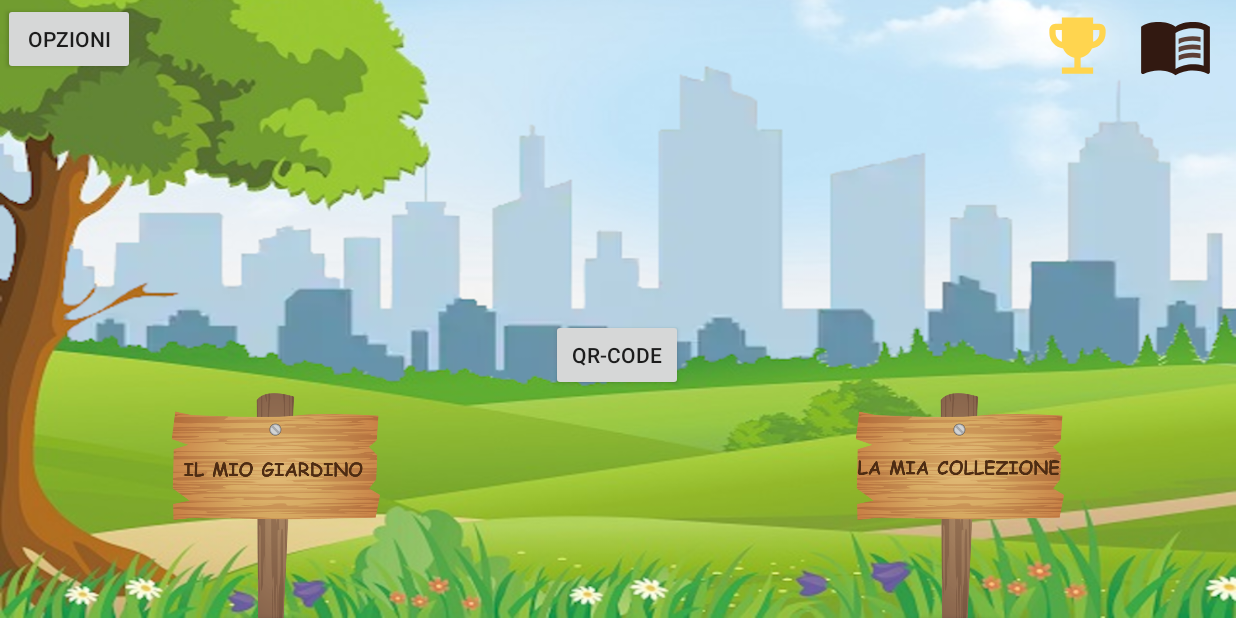
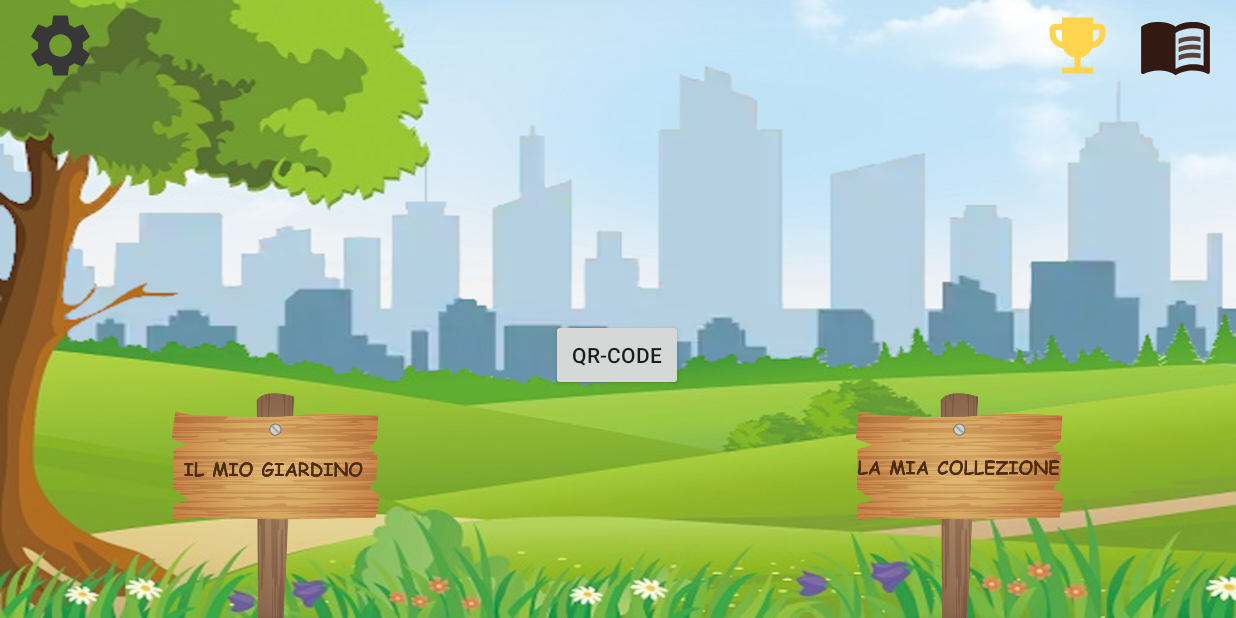
Before and after one commit to ElisaTronetti/DegreeProject, an Android app: the screen it shows after launch (MainActivity), on a phone screen of 824 x 412 dp (held sideways). Run offline under Robolectric (Android 15) with nearby library versions, the phone set to English and light mode, and no system bars; our stand-ins replace Room's generated code, Volley; network calls fail.

Commit message:
Fixed colors source

```diff
--- a/DegreeApp/app/src/main/res/drawable/ic_book_black.xml
+++ b/DegreeApp/app/src/main/res/drawable/ic_book_black.xml
@@ -5,14 +5,14 @@
     android:viewportHeight="24">
   <path
       android:pathData="M21,5c-1.11,-0.35 -2.33,-0.5 -3.5,-0.5c-1.95,0 -4.05,0.4 -5.5,1.5c-1.45,-1.1 -3.55,-1.5 -5.5,-1.5S2.45,4.9 1,6v14.65c0,0.25 0.25,0.5 0.5,0.5c0.1,0 0.15,-0.05 0.25,-0.05C3.1,20.45 5.05,20 6.5,20c1.95,0 4.05,0.4 5.5,1.5c1.35,-0.85 3.8,-1.5 5.5,-1.5c1.65,0 3.35,0.3 4.75,1.05c0.1,0.05 0.15,0.05 0.25,0.05c0.25,0 0.5,-0.25 0.5,-0.5V6C22.4,5.55 21.75,5.25 21,5zM21,18.5c-1.1,-0.35 -2.3,-0.5 -3.5,-0.5c-1.7,0 -4.15,0.65 -5.5,1.5V8c1.35,-0.85 3.8,-1.5 5.5,-1.5c1.2,0 2.4,0.15 3.5,0.5V18.5z"
-      android:fillColor="#321911"/>
+      android:fillColor="@color/book_main"/>
   <path
       android:pathData="M17.5,10.5c0.88,0 1.73,0.09 2.5,0.26V9.24C19.21,9.09 18.36,9 17.5,9c-1.7,0 -3.24,0.29 -4.5,0.83v1.66C14.13,10.85 15.7,10.5 17.5,10.5z"
-      android:fillColor="#5d4037"/>
+      android:fillColor="@color/book_second"/>
   <path
       android:pathData="M13,12.49v1.66c1.13,-0.64 2.7,-0.99 4.5,-0.99c0.88,0 1.73,0.09 2.5,0.26V11.9c-0.79,-0.15 -1.64,-0.24 -2.5,-0.24C15.8,11.66 14.26,11.96 13,12.49z"
-      android:fillColor="#5d4037"/>
+      android:fillColor="@color/book_second"/>
   <path
       android:pathData="M17.5,14.33c-1.7,0 -3.24,0.29 -4.5,0.83v1.66c1.13,-0.64 2.7,-0.99 4.5,-0.99c0.88,0 1.73,0.09 2.5,0.26v-1.52C19.21,14.41 18.36,14.33 17.5,14.33z"
-      android:fillColor="#5d4037"/>
+      android:fillColor="@color/book_second"/>
 </vector>
--- /dev/null
+++ b/DegreeApp/app/src/main/res/drawable/ic_settings_black.xml
@@ -0,0 +1,9 @@
+<vector xmlns:android="http://schemas.android.com/apk/res/android"
+    android:width="18dp"
+    android:height="18dp"
+    android:viewportWidth="24"
+    android:viewportHeight="24">
+  <path
+      android:pathData="M19.14,12.94c0.04,-0.3 0.06,-0.61 0.06,-0.94c0,-0.32 -0.02,-0.64 -0.07,-0.94l2.03,-1.58c0.18,-0.14 0.23,-0.41 0.12,-0.61l-1.92,-3.32c-0.12,-0.22 -0.37,-0.29 -0.59,-0.22l-2.39,0.96c-0.5,-0.38 -1.03,-0.7 -1.62,-0.94L14.4,2.81c-0.04,-0.24 -0.24,-0.41 -0.48,-0.41h-3.84c-0.24,0 -0.43,0.17 -0.47,0.41L9.25,5.35C8.66,5.59 8.12,5.92 7.63,6.29L5.24,5.33c-0.22,-0.08 -0.47,0 -0.59,0.22L2.74,8.87C2.62,9.08 2.66,9.34 2.86,9.48l2.03,1.58C4.84,11.36 4.8,11.69 4.8,12s0.02,0.64 0.07,0.94l-2.03,1.58c-0.18,0.14 -0.23,0.41 -0.12,0.61l1.92,3.32c0.12,0.22 0.37,0.29 0.59,0.22l2.39,-0.96c0.5,0.38 1.03,0.7 1.62,0.94l0.36,2.54c0.05,0.24 0.24,0.41 0.48,0.41h3.84c0.24,0 0.44,-0.17 0.47,-0.41l0.36,-2.54c0.59,-0.24 1.13,-0.56 1.62,-0.94l2.39,0.96c0.22,0.08 0.47,0 0.59,-0.22l1.92,-3.32c0.12,-0.22 0.07,-0.47 -0.12,-0.61L19.14,12.94zM12,15.6c-1.98,0 -3.6,-1.62 -3.6,-3.6s1.62,-3.6 3.6,-3.6s3.6,1.62 3.6,3.6S13.98,15.6 12,15.6z"
+      android:fillColor="@color/settings"/>
+</vector>
--- a/DegreeApp/app/src/main/res/layout/activity_main.xml
+++ b/DegreeApp/app/src/main/res/layout/activity_main.xml
@@ -6,16 +6,16 @@
     android:layout_height="match_parent"
     android:background="@drawable/main_activity_background">
 
-    <Button
+    <ImageView
         android:id="@+id/home_options"
-        android:layout_width="wrap_content"
-        android:layout_height="wrap_content"
-        android:layout_marginStart="2dp"
-        android:layout_marginTop="2dp"
-        android:text="@string/opzioni"
+        android:layout_width="50dp"
+        android:layout_height="50dp"
+        android:layout_marginStart="15dp"
+        android:layout_marginTop="5dp"
+        android:src="@drawable/ic_settings_black"
         app:layout_constraintStart_toStartOf="parent"
         app:layout_constraintTop_toTopOf="parent">
-    </Button>
+    </ImageView>
 
     <ImageView
         android:id="@+id/home_information"
--- a/DegreeApp/app/src/main/res/values/colors.xml
+++ b/DegreeApp/app/src/main/res/values/colors.xml
@@ -3,8 +3,13 @@
     <color name="colorPrimary">#6200EE</color>
     <color name="colorPrimaryDark">#3700B3</color>
     <color name="colorAccent">#03DAC5</color>
+
     <color name="background_actionbar">#87ceeb</color>
     <color name="background_icon">#efebe9</color>
     <color name="background_cardview">#f5f5f5</color>
+
     <color name="trophy">#ffd54f</color>
+    <color name="settings">#373737</color>
+    <color name="book_main">#321911</color>
+    <color name="book_second">#5d4037</color>
 </resources>
```
